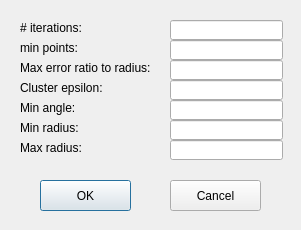
Before: the Qt Designer form CurveDetection/OptionDialog.ui in Nfreewind/CurveDetection, drawn with Qt 5.
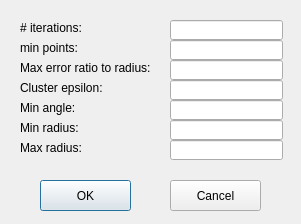
After: the same form once the commit is applied.

The edit to the form file:
```diff
--- a/CurveDetection/OptionDialog.ui
+++ b/CurveDetection/OptionDialog.ui
@@ -7,7 +7,7 @@
     <x>0</x>
     <y>0</y>
     <width>301</width>
-    <height>230</height>
+    <height>224</height>
    </rect>
   </property>
   <property name="windowTitle">
```
